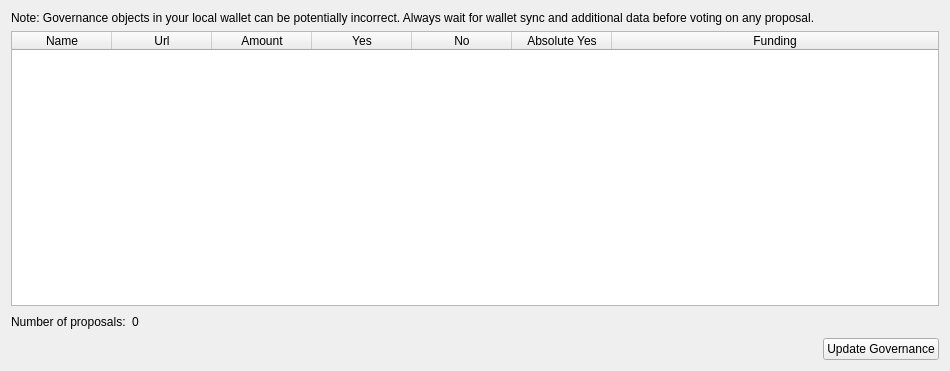
The window that src/qt/forms/governancelist.ui (tvl83/MNPCoin-PolisCore) describes before a commit, drawn with Qt 5.
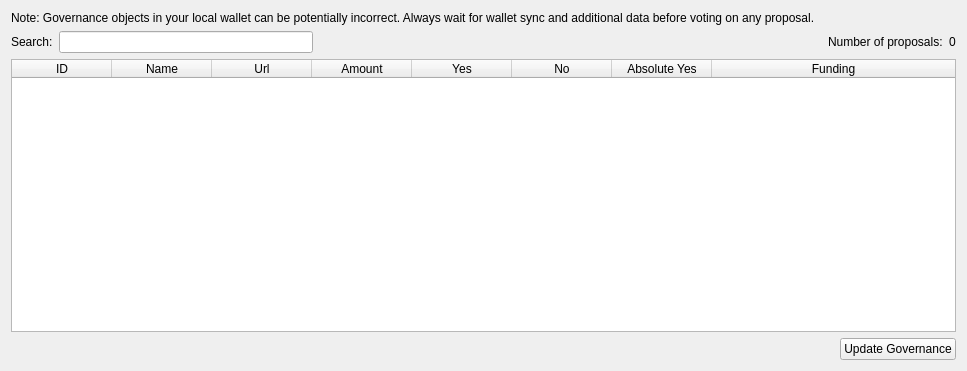
The same window after the commit.

Diff of the .ui file:
```diff
--- a/src/qt/forms/governancelist.ui
+++ b/src/qt/forms/governancelist.ui
@@ -6,7 +6,7 @@
    <rect>
     <x>0</x>
     <y>0</y>
-    <width>950</width>
+    <width>967</width>
     <height>371</height>
    </rect>
   </property>
@@ -28,6 +28,60 @@
      </item>
     </layout>
    </item>
+   <item>
+    <layout class="QHBoxLayout" name="horizontalLayout_3">
+     <item>
+      <widget class="QLabel" name="label">
+       <property name="text">
+        <string>Search:</string>
+       </property>
+      </widget>
+     </item>
+     <item>
+      <widget class="QLineEdit" name="filterLineEdit"/>
+     </item>
+     <item>
+      <spacer name="horizontalSpacer">
+       <property name="orientation">
+        <enum>Qt::Horizontal</enum>
+       </property>
+       <property name="sizeHint" stdset="0">
+        <size>
+         <width>40</width>
+         <height>20</height>
+        </size>
+       </property>
+      </spacer>
+     </item>
+     <item>
+      <spacer name="horizontalSpacer_3">
+       <property name="orientation">
+        <enum>Qt::Horizontal</enum>
+       </property>
+       <property name="sizeHint" stdset="0">
+        <size>
+         <width>40</width>
+         <height>20</height>
+        </size>
+       </property>
+      </spacer>
+     </item>
+     <item>
+      <widget class="QLabel" name="countGobjectText">
+       <property name="text">
+        <string>Number of proposals:</string>
+       </property>
+      </widget>
+     </item>
+     <item>
+      <widget class="QLabel" name="countGobjectLabel">
+       <property name="text">
+        <string>0</string>
+       </property>
+      </widget>
+     </item>
+    </layout>
+   </item>
    <item>
     <widget class="QTableWidget" name="tableWidgetGobjects">
      <property name="minimumSize">
@@ -54,6 +108,11 @@
      <attribute name="horizontalHeaderStretchLastSection">
       <bool>true</bool>
      </attribute>
+     <column>
+      <property name="text">
+       <string>ID</string>
+      </property>
+     </column>
      <column>
       <property name="text">
        <string>Name</string>
@@ -91,37 +150,6 @@
      </column>
     </widget>
    </item>
-   <item>
-    <layout class="QHBoxLayout" name="horizontalLayout">
-     <item>
-      <widget class="QLabel" name="countGobjectText">
-       <property name="text">
-        <string>Number of proposals:</string>
-       </property>
-      </widget>
-     </item>
-     <item>
-      <widget class="QLabel" name="countGobjectLabel">
-       <property name="text">
-        <string>0</string>
-       </property>
-      </widget>
-     </item>
-     <item>
-      <spacer name="horizontalSpacer">
-       <property name="orientation">
-        <enum>Qt::Horizontal</enum>
-       </property>
-       <property name="sizeHint" stdset="0">
-        <size>
-         <width>40</width>
-         <height>20</height>
-        </size>
-       </property>
-      </spacer>
-     </item>
-    </layout>
-   </item>
    <item>
     <layout class="QHBoxLayout" name="horizontalLayout_2">
      <item>
```
